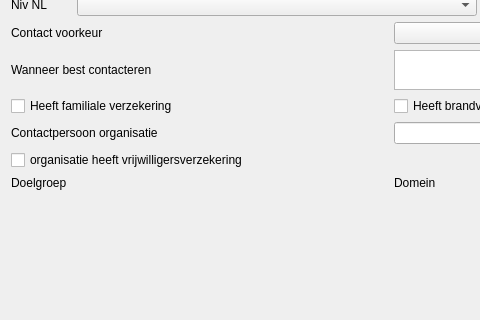
Before: the Qt Designer form buurtijd_deelnemers.ui in vvim/BT_deelnemers, drawn with Qt 5; both pictures show x 0 to 480 and y 501 to 821 of the 750 by 821 pixel window.
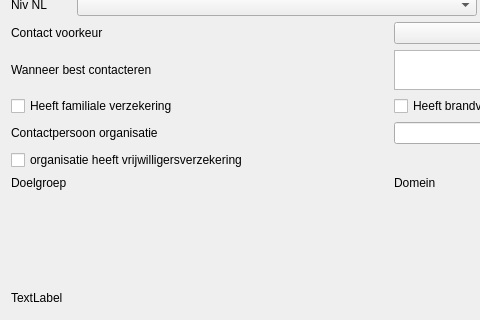
After: the same form once the commit is applied. Icons and pictures are not drawn. Custom widgets are drawn as their Qt base class.

Commit message: Feedback to user after saving changes

```diff
--- a/buurtijd_deelnemers.ui
+++ b/buurtijd_deelnemers.ui
@@ -475,6 +475,13 @@
    </item>
    <item>
     <layout class="QHBoxLayout" name="horizontalLayout_bottom">
+     <item>
+      <widget class="QLabel" name="label_feedback">
+       <property name="text">
+        <string>TextLabel</string>
+       </property>
+      </widget>
+     </item>
      <item>
       <spacer name="horizontalSpacer">
        <property name="orientation">
```
The commit also changes 1 other file.
